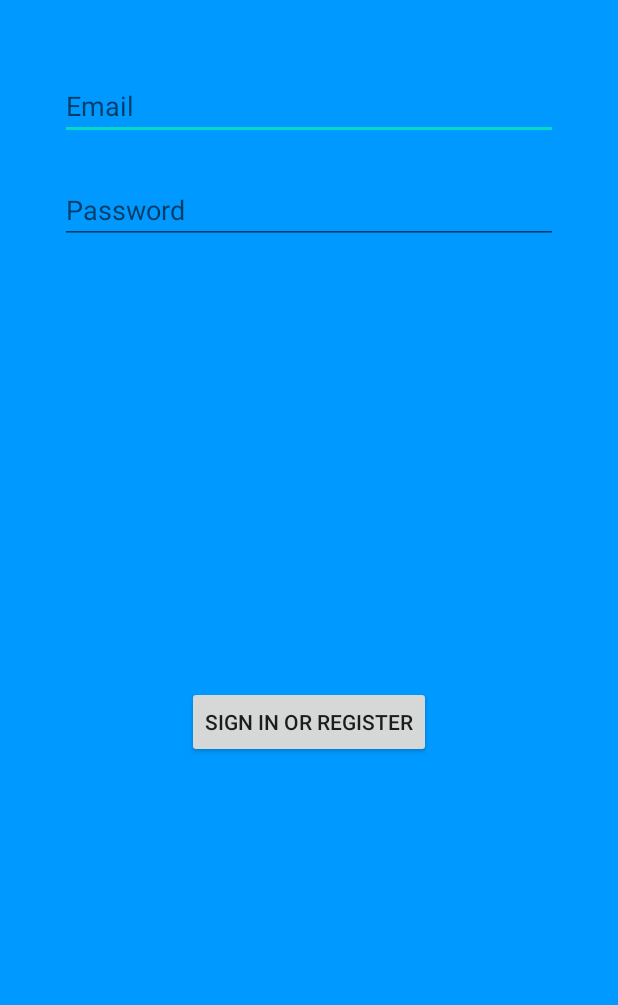
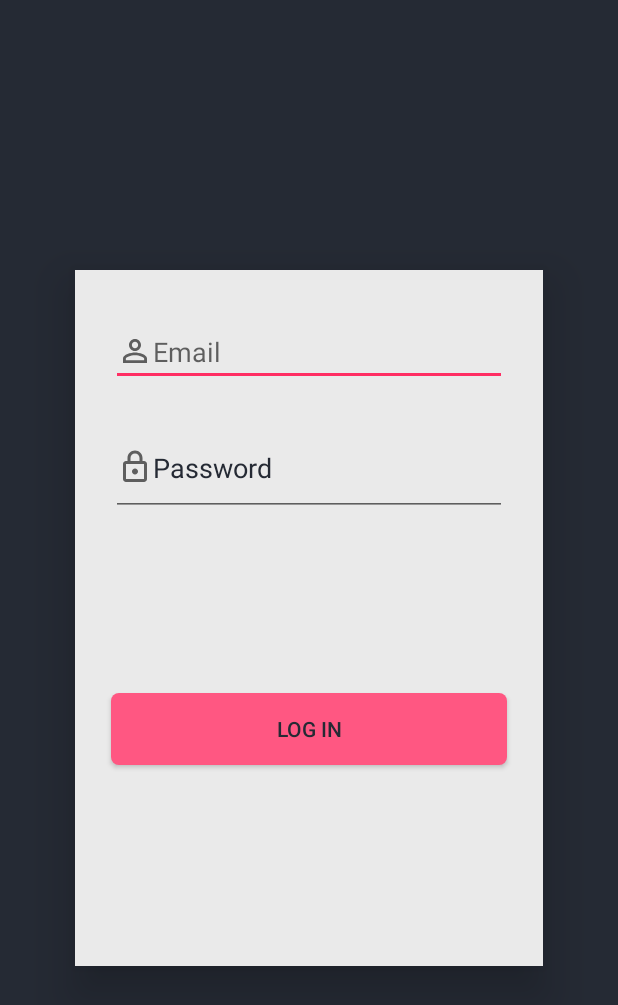
Before and after one commit to Andrei250/covidhelper, an Android app: the LoginActivity screen opened directly, with no data from a screen before it, on a phone screen of 412 x 824 dp. Shown: the top 1005 px of the screen. Run offline under Robolectric (Android 15) with nearby library versions, the phone set to English and light mode, and no system bars; our stand-ins replace Firebase (no records; nobody signed in at launch, a user with empty details on screens opened directly).

Commit message:
beta design

```diff
--- /dev/null
+++ b/app/src/main/res/drawable/button_design.xml
@@ -0,0 +1,15 @@
+<?xml version="1.0" encoding="utf-8"?>
+<selector xmlns:android="http://schemas.android.com/apk/res/android">
+    <item android:state_pressed="true">
+        <shape>
+            <solid android:color="@color/colorAccent"/>
+            <corners android:radius="5dp"/>
+        </shape>
+    </item>
+    <item>
+        <shape>
+            <solid android:color="@color/buttonPressed"/>
+            <corners android:radius="5dp"/>
+        </shape>
+    </item>
+</selector>
--- /dev/null
+++ b/app/src/main/res/drawable/ic_baseline_person_outline_24.xml
@@ -0,0 +1,10 @@
+<vector xmlns:android="http://schemas.android.com/apk/res/android"
+    android:width="24dp"
+    android:height="24dp"
+    android:viewportWidth="24"
+    android:viewportHeight="24"
+    android:tint="?attr/colorControlNormal">
+  <path
+      android:fillColor="@android:color/white"
+      android:pathData="M12,5.9c1.16,0 2.1,0.94 2.1,2.1s-0.94,2.1 -2.1,2.1S9.9,9.16 9.9,8s0.94,-2.1 2.1,-2.1m0,9c2.97,0 6.1,1.46 6.1,2.1v1.1L5.9,18.1L5.9,17c0,-0.64 3.13,-2.1 6.1,-2.1M12,4C9.79,4 8,5.79 8,8s1.79,4 4,4 4,-1.79 4,-4 -1.79,-4 -4,-4zM12,13c-2.67,0 -8,1.34 -8,4v3h16v-3c0,-2.66 -5.33,-4 -8,-4z"/>
+</vector>
--- /dev/null
+++ b/app/src/main/res/drawable/ic_outline_lock_24.xml
@@ -0,0 +1,10 @@
+<vector xmlns:android="http://schemas.android.com/apk/res/android"
+    android:width="24dp"
+    android:height="24dp"
+    android:viewportWidth="24"
+    android:viewportHeight="24"
+    android:tint="?attr/colorControlNormal">
+  <path
+      android:fillColor="@android:color/white"
+      android:pathData="M18,8h-1L17,6c0,-2.76 -2.24,-5 -5,-5S7,3.24 7,6v2L6,8c-1.1,0 -2,0.9 -2,2v10c0,1.1 0.9,2 2,2h12c1.1,0 2,-0.9 2,-2L20,10c0,-1.1 -0.9,-2 -2,-2zM9,6c0,-1.66 1.34,-3 3,-3s3,1.34 3,3v2L9,8L9,6zM18,20L6,20L6,10h12v10zM12,17c1.1,0 2,-0.9 2,-2s-0.9,-2 -2,-2 -2,0.9 -2,2 0.9,2 2,2z"/>
+</vector>
--- a/app/src/main/res/layout/activity_login.xml
+++ b/app/src/main/res/layout/activity_login.xml
@@ -2,15 +2,24 @@
 <androidx.constraintlayout.widget.ConstraintLayout xmlns:android="http://schemas.android.com/apk/res/android"
     xmlns:app="http://schemas.android.com/apk/res-auto"
     xmlns:tools="http://schemas.android.com/tools"
-    android:id="@+id/container"
     android:layout_width="match_parent"
     android:layout_height="match_parent"
-    android:paddingLeft="@dimen/activity_horizontal_margin"
-    android:paddingTop="@dimen/activity_vertical_margin"
-    android:paddingRight="@dimen/activity_horizontal_margin"
-    android:paddingBottom="@dimen/activity_vertical_margin"
-    android:background="@color/bgColor"
+    android:background="@color/colorPrimaryDark"
     tools:context=".LoginActivity">
+
+    <androidx.constraintlayout.widget.ConstraintLayout
+        android:layout_width="0dp"
+        android:layout_height="0dp"
+        android:layout_marginStart="50dp"
+        android:layout_marginTop="180dp"
+        android:layout_marginEnd="50dp"
+        android:layout_marginBottom="180dp"
+        android:background="@color/colorLight"
+        android:elevation="20dp"
+        app:layout_constraintBottom_toBottomOf="parent"
+        app:layout_constraintEnd_toEndOf="parent"
+        app:layout_constraintStart_toStartOf="parent"
+        app:layout_constraintTop_toTopOf="parent">
 
         <EditText
             android:id="@+id/idLogInEmail"
@@ -19,43 +28,51 @@
             android:layout_marginStart="24dp"
             android:layout_marginTop="32dp"
             android:layout_marginEnd="24dp"
-        android:hint="@string/prompt_email"
+            android:autofillHints=""
+            android:drawableStart="@drawable/ic_baseline_person_outline_24"
+            android:hint="@string/Email"
             android:inputType="textEmailAddress"
             android:selectAllOnFocus="true"
             app:layout_constraintEnd_toEndOf="parent"
             app:layout_constraintStart_toStartOf="parent"
             app:layout_constraintTop_toTopOf="parent" />
 
+        <Button
+            android:id="@+id/idLogInBtn"
+            android:layout_width="0dp"
+            android:layout_height="wrap_content"
+            android:layout_marginStart="24dp"
+            android:layout_marginTop="16dp"
+            android:layout_marginEnd="24dp"
+            android:layout_marginBottom="32dp"
+            android:background="@drawable/button_design"
+            android:elevation="2dp"
+            android:text="@string/log_in"
+            android:textColor="@color/colorPrimaryDark"
+            app:layout_constraintBottom_toBottomOf="parent"
+            app:layout_constraintEnd_toEndOf="parent"
+            app:layout_constraintStart_toStartOf="parent"
+            app:layout_constraintTop_toBottomOf="@+id/idLogInPassword" />
+
         <EditText
             android:id="@+id/idLogInPassword"
             android:layout_width="0dp"
             android:layout_height="wrap_content"
             android:layout_marginStart="24dp"
-        android:layout_marginTop="24dp"
+            android:layout_marginTop="32dp"
             android:layout_marginEnd="24dp"
+            android:autofillHints=""
+            android:drawableStart="@drawable/ic_outline_lock_24"
             android:hint="@string/prompt_password"
             android:imeActionLabel="@string/action_sign_in_short"
             android:imeOptions="actionDone"
             android:inputType="textPassword"
+            android:paddingBottom="20dp"
             android:selectAllOnFocus="true"
+            android:textColorHint="@color/colorPrimaryDark"
             app:layout_constraintEnd_toEndOf="parent"
             app:layout_constraintStart_toStartOf="parent"
             app:layout_constraintTop_toBottomOf="@+id/idLogInEmail" />
-
-    <Button
-        android:id="@+id/idLogInBtn"
-        android:layout_width="wrap_content"
-        android:layout_height="wrap_content"
-        android:layout_gravity="start"
-        android:layout_marginStart="48dp"
-        android:layout_marginTop="24dp"
-        android:layout_marginEnd="48dp"
-        android:layout_marginBottom="32dp"
-        android:enabled="true"
-        android:text="@string/action_sign_in"
-        app:layout_constraintBottom_toBottomOf="parent"
-        app:layout_constraintEnd_toEndOf="parent"
-        app:layout_constraintStart_toStartOf="parent"
-        app:layout_constraintTop_toBottomOf="@+id/idLogInPassword" />
+    </androidx.constraintlayout.widget.ConstraintLayout>
 
 </androidx.constraintlayout.widget.ConstraintLayout>
--- a/app/src/main/res/layout/activity_shop_register.xml
+++ b/app/src/main/res/layout/activity_shop_register.xml
@@ -4,9 +4,8 @@
     xmlns:tools="http://schemas.android.com/tools"
     android:layout_width="match_parent"
     android:layout_height="match_parent"
-    android:background="@color/bgColor"
+    android:background="@color/colorPrimaryDark"
     tools:context=".ShopRegister">
-
 
     <EditText
         android:id="@+id/idPassword"
--- a/app/src/main/res/layout/activity_volunteer_register.xml
+++ b/app/src/main/res/layout/activity_volunteer_register.xml
@@ -4,7 +4,7 @@
     xmlns:tools="http://schemas.android.com/tools"
     android:layout_width="match_parent"
     android:layout_height="match_parent"
-    android:background="@color/bgColor"
+    android:background="@color/colorPrimaryDark"
     tools:context=".VolunteerRegister">
 
 
--- a/app/src/main/res/values/colors.xml
+++ b/app/src/main/res/values/colors.xml
@@ -1,7 +1,8 @@
 <?xml version="1.0" encoding="utf-8"?>
 <resources>
-    <color name="colorPrimary">#6200EE</color>
-    <color name="colorPrimaryDark">#3700B3</color>
-    <color name="colorAccent">#03DAC5</color>
-    <color name="bgColor">#0099ff</color>
+    <color name="colorPrimary">#08d9d6</color>
+    <color name="colorPrimaryDark">#252a34</color>
+    <color name="colorAccent">#ff2e63</color>
+    <color name="buttonPressed">#ff5782</color>
+    <color name="colorLight">#eaeaea</color>
 </resources>
--- a/app/src/main/res/values/strings.xml
+++ b/app/src/main/res/values/strings.xml
@@ -31,4 +31,5 @@
     <string name="email_display">Email : ....</string>
     <string name="address_display">Address : ....</string>
     <string name="Update">Update</string>
+    <string name="log_in">Log in</string>
 </resources>
```
Lines whose indentation alone changed are shown as unchanged.
